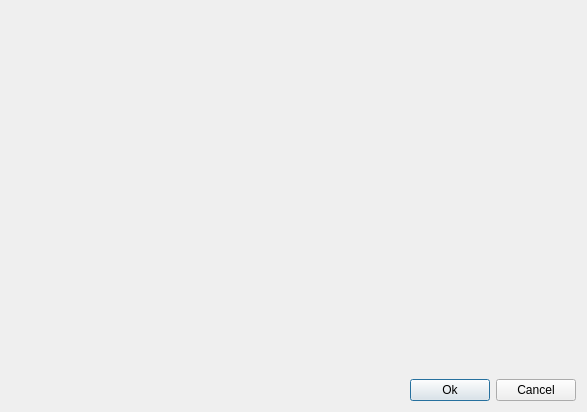
Old version of the form regoperation.ui in the repository sergey196510/mycash.
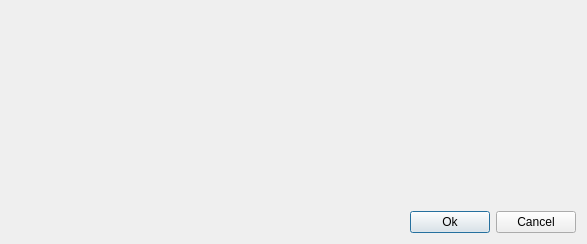
New version of the form. Custom widgets are drawn as their Qt base class.

What changed in the file:
```diff
--- a/regoperation.ui
+++ b/regoperation.ui
@@ -7,7 +7,7 @@
     <x>0</x>
     <y>0</y>
     <width>587</width>
-    <height>412</height>
+    <height>244</height>
    </rect>
   </property>
   <property name="windowTitle">
```
Left out of the diff: 3 changed lines with no effect on the pictures.
